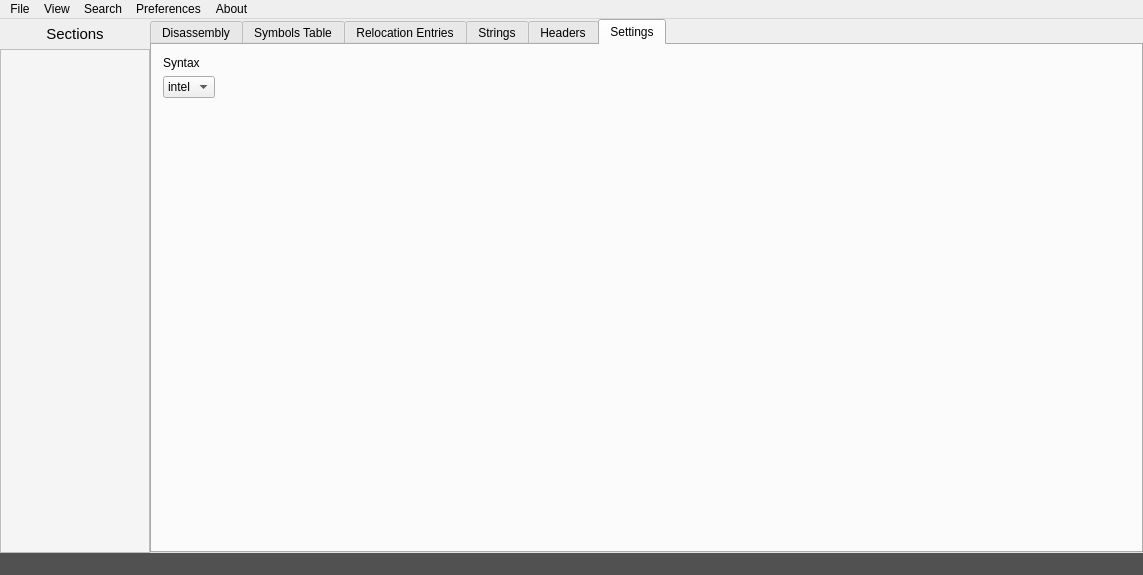
Before: the Qt Designer form src/mainwindow.ui in jubal-R/ObjGui, drawn with Qt 5.
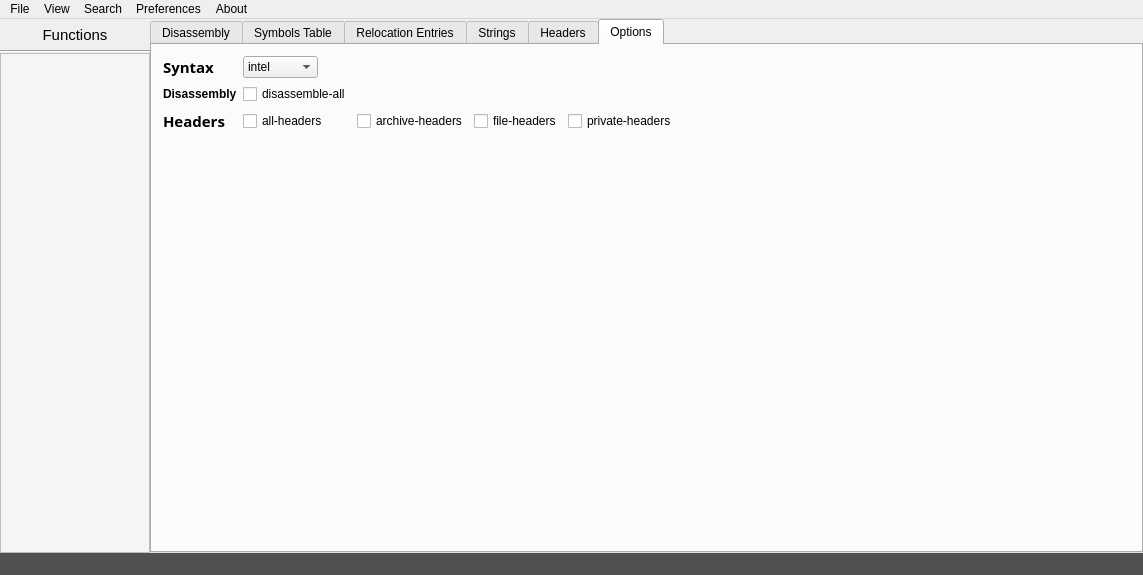
After: the same form once the commit is applied. The open tabs and pages were chosen to show the change.

Commit message: Added function lists and changed objdumper class

```diff
--- a/src/mainwindow.ui
+++ b/src/mainwindow.ui
@@ -60,7 +60,7 @@
           <property name="minimumSize">
            <size>
             <width>0</width>
-            <height>30</height>
+            <height>31</height>
            </size>
           </property>
           <property name="font">
@@ -69,10 +69,20 @@
             <weight>50</weight>
             <italic>false</italic>
             <bold>false</bold>
+            <underline>false</underline>
            </font>
           </property>
+          <property name="styleSheet">
+           <string notr="true"/>
+          </property>
+          <property name="frameShape">
+           <enum>QFrame::NoFrame</enum>
+          </property>
+          <property name="frameShadow">
+           <enum>QFrame::Plain</enum>
+          </property>
           <property name="text">
-           <string>Sections</string>
+           <string>Functions</string>
           </property>
           <property name="alignment">
            <set>Qt::AlignCenter</set>
@@ -80,7 +90,14 @@
          </widget>
         </item>
         <item>
-         <widget class="QListWidget" name="sectionList">
+         <widget class="Line" name="line">
+          <property name="orientation">
+           <enum>Qt::Horizontal</enum>
+          </property>
+         </widget>
+        </item>
+        <item>
+         <widget class="QListWidget" name="functionList">
           <property name="sizePolicy">
            <sizepolicy hsizetype="Maximum" vsizetype="Expanding">
             <horstretch>0</horstretch>
@@ -96,7 +113,7 @@
           <property name="styleSheet">
            <string notr="true">background-color: rgb(245, 245, 245);
 border-color: rgb(53, 53, 53);
-font: 75 italic 11pt &quot;Noto Sans&quot;;</string>
+font: 75 10pt &quot;Noto Sans&quot;;</string>
           </property>
          </widget>
         </item>
@@ -313,11 +330,150 @@
           <string notr="true">font: 11pt &quot;Noto Sans&quot;;</string>
          </property>
          <attribute name="title">
-          <string>Settings</string>
+          <string>Options</string>
          </attribute>
-         <layout class="QFormLayout" name="formLayout">
+         <layout class="QGridLayout" name="gridLayout_6">
           <item row="1" column="0">
+           <widget class="QLabel" name="label">
+            <property name="font">
+             <font>
+              <weight>75</weight>
+              <bold>true</bold>
+             </font>
+            </property>
+            <property name="text">
+             <string>Disassembly</string>
+            </property>
+           </widget>
+          </item>
+          <item row="1" column="1">
+           <widget class="QCheckBox" name="checkBox_5">
+            <property name="text">
+             <string>disassemble-all</string>
+            </property>
+           </widget>
+          </item>
+          <item row="2" column="2">
+           <widget class="QCheckBox" name="checkBox_2">
+            <property name="maximumSize">
+             <size>
+              <width>150</width>
+              <height>16777215</height>
+             </size>
+            </property>
+            <property name="text">
+             <string>archive-headers</string>
+            </property>
+           </widget>
+          </item>
+          <item row="2" column="3">
+           <widget class="QCheckBox" name="checkBox_3">
+            <property name="maximumSize">
+             <size>
+              <width>150</width>
+              <height>16777215</height>
+             </size>
+            </property>
+            <property name="text">
+             <string>file-headers</string>
+            </property>
+           </widget>
+          </item>
+          <item row="2" column="4">
+           <widget class="QCheckBox" name="checkBox_4">
+            <property name="maximumSize">
+             <size>
+              <width>150</width>
+              <height>16777215</height>
+             </size>
+            </property>
+            <property name="text">
+             <string>private-headers</string>
+            </property>
+           </widget>
+          </item>
+          <item row="0" column="0">
+           <widget class="QLabel" name="syntaxLabel">
+            <property name="font">
+             <font>
+              <family>Noto Sans</family>
+              <pointsize>11</pointsize>
+              <weight>75</weight>
+              <italic>false</italic>
+              <bold>true</bold>
+             </font>
+            </property>
+            <property name="styleSheet">
+             <string notr="true"/>
+            </property>
+            <property name="text">
+             <string>Syntax</string>
+            </property>
+           </widget>
+          </item>
+          <item row="2" column="0">
+           <widget class="QLabel" name="headersLabel">
+            <property name="font">
+             <font>
+              <family>Noto Sans</family>
+              <pointsize>11</pointsize>
+              <weight>75</weight>
+              <italic>false</italic>
+              <bold>true</bold>
+             </font>
+            </property>
+            <property name="text">
+             <string>Headers</string>
+            </property>
+           </widget>
+          </item>
+          <item row="2" column="1">
+           <widget class="QCheckBox" name="checkBox">
+            <property name="maximumSize">
+             <size>
+              <width>150</width>
+              <height>16777215</height>
+             </size>
+            </property>
+            <property name="text">
+             <string>all-headers</string>
+            </property>
+           </widget>
+          </item>
+          <item row="3" column="0">
+           <spacer name="verticalSpacer">
+            <property name="orientation">
+             <enum>Qt::Vertical</enum>
+            </property>
+            <property name="sizeHint" stdset="0">
+             <size>
+              <width>20</width>
+              <height>40</height>
+             </size>
+            </property>
+           </spacer>
+          </item>
+          <item row="0" column="4">
+           <spacer name="horizontalSpacer">
+            <property name="orientation">
+             <enum>Qt::Horizontal</enum>
+            </property>
+            <property name="sizeHint" stdset="0">
+             <size>
+              <width>40</width>
+              <height>20</height>
+             </size>
+            </property>
+           </spacer>
+          </item>
+          <item row="0" column="1">
            <widget class="QComboBox" name="comboBox">
+            <property name="maximumSize">
+             <size>
+              <width>75</width>
+              <height>16777215</height>
+             </size>
+            </property>
             <item>
              <property name="text">
               <string>intel</string>
@@ -330,13 +486,6 @@
             </item>
            </widget>
           </item>
-          <item row="0" column="0">
-           <widget class="QLabel" name="label">
-            <property name="text">
-             <string>Syntax</string>
-            </property>
-           </widget>
-          </item>
          </layout>
         </widget>
        </widget>
```
Left out of the diff: 64 changed lines with no effect on the pictures. The commit also changes 13 other files.
